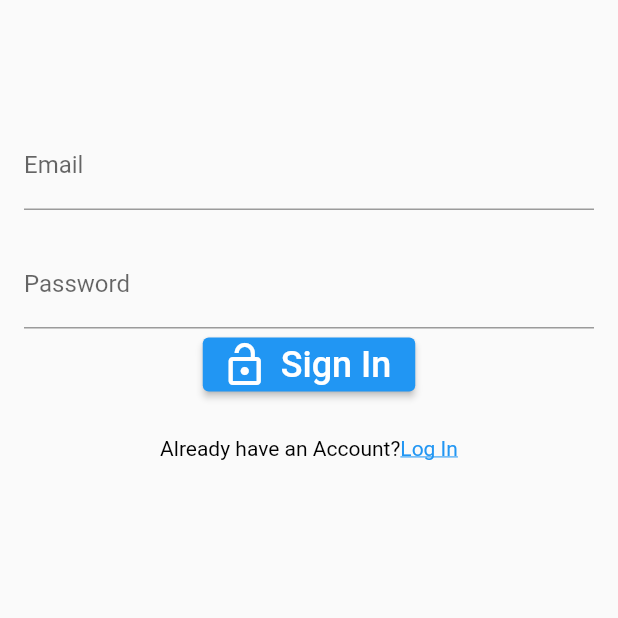
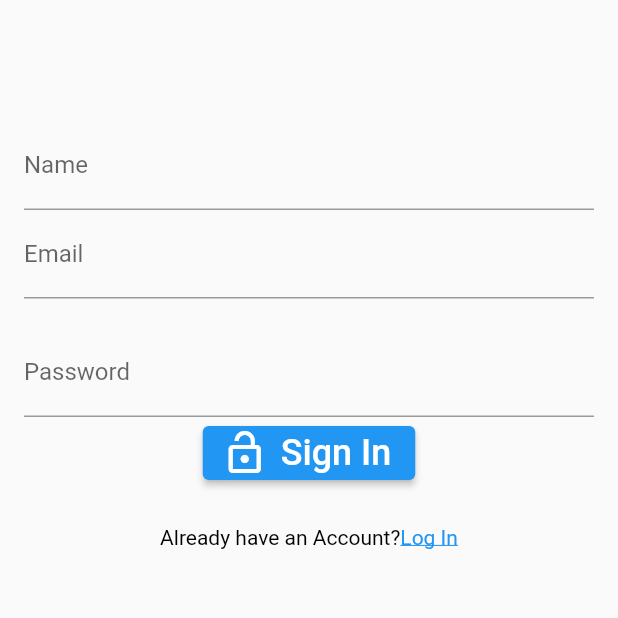
Before and after one commit to AbhishekSingh9582/book-shop, a Flutter app: the SignUpScreen screen opened directly with empty values, on a phone screen of 412 x 824 dp, the top half of it. Run offline on Flutter 3.47's test engine with Material 2 defaults, Android fonts, the phone set to English and light mode, and no system bars; our stand-ins replace cloud_firestore, email_validator, firebase_auth, firebase_core, shimmer; accounts and stored records are empty; network calls fail.

Commit message:
user details added and wishlist

```diff
--- a/lib/main.dart
+++ b/lib/main.dart
@@ -1,3 +1,4 @@
+import 'package:book_app/provider/user_Provider.dart';
 import 'package:book_app/screens/login_screen.dart';
 import 'package:firebase_core/firebase_core.dart';
 import 'package:firebase_auth/firebase_auth.dart';
@@ -21,6 +22,7 @@ class MyApp extends StatelessWidget {
   Widget build(BuildContext context) {
     return MultiProvider(
       providers: [
+        ChangeNotifierProvider(create: (context) => UserProvider()),
         ChangeNotifierProvider(create: (ctx) => BookProvider()),
       ],
       child: MaterialApp(
@@ -29,7 +31,6 @@ class MyApp extends StatelessWidget {
         theme: ThemeData(
             primarySwatch: Colors.blue,
             textTheme: const TextTheme(
-              //titleMedium: TextStyle(fontSize: 24, fontWeight: FontWeight.w800),
               headline1: TextStyle(fontSize: 15, fontWeight: FontWeight.w600),
               headline2: TextStyle(
                   fontSize: 17,
--- /dev/null
+++ b/lib/model/user.dart
@@ -0,0 +1,23 @@
+class Users {
+  String? name;
+  String? id;
+  String? email;
+  List<String>? wishList;
+
+  Users({this.name, this.email, this.id, this.wishList});
+  Users.fromJson(Map<String, dynamic> json) {
+    name = json['name'];
+    email = json['email'];
+    id = json['id'];
+    wishList = json['wishList'].cast<String>();
+  }
+
+  Map<String, dynamic> toJson() {
+    final Map<String, dynamic> data = Map<String, dynamic>();
+    data['name'] = name;
+    data['email'] = email;
+    data['id'] = id;
+    data['wishList'] = wishList;
+    return data;
+  }
+}
--- a/lib/screens/signup_screen.dart
+++ b/lib/screens/signup_screen.dart
@@ -2,6 +2,8 @@ import 'package:firebase_auth/firebase_auth.dart';
 import 'package:flutter/gestures.dart';
 import 'package:flutter/material.dart';
 import 'package:email_validator/email_validator.dart';
+import 'package:provider/provider.dart';
+import '../provider/user_Provider.dart';
 
 class SignUpScreen extends StatefulWidget {
   final VoidCallback onClickedSignUp;
@@ -12,15 +14,17 @@ class SignUpScreen extends StatefulWidget {
 }
 
 class _SignUpScreenState extends State<SignUpScreen> {
-  final emailController = TextEditingController();
-  final passwordController = TextEditingController();
+  final _emailController = TextEditingController();
+  final _passwordController = TextEditingController();
+  final _usernameController = TextEditingController();
   bool _isLoading = false;
   final formKey = GlobalKey<FormState>();
 
   @override
   void dispose() {
-    emailController.dispose();
-    passwordController.dispose();
+    _emailController.dispose();
+    _passwordController.dispose();
+    _usernameController.dispose();
     super.dispose();
   }
 
@@ -34,18 +38,25 @@ class _SignUpScreenState extends State<SignUpScreen> {
           child: Column(mainAxisAlignment: MainAxisAlignment.center, children: [
             const SizedBox(height: 65),
             TextFormField(
-              controller: emailController,
+              controller: _usernameController,
+              textInputAction: TextInputAction.next,
+              autovalidateMode: AutovalidateMode.onUserInteraction,
+              validator: ((name) => name == null ? 'Enter a username' : null),
+              decoration: const InputDecoration(labelText: 'Name'),
+            ),
+            TextFormField(
+              controller: _emailController,
               textInputAction: TextInputAction.next,
               autovalidateMode: AutovalidateMode.onUserInteraction,
               validator: (email) =>
-                  email != null && !EmailValidator.validate(email)
-                      ? 'Enter a valid email'
-                      : null,
+                  email != null && EmailValidator.validate(email)
+                      ? null
+                      : 'Enter a valid email',
               decoration: const InputDecoration(labelText: 'Email'),
             ),
             const SizedBox(height: 20),
             TextFormField(
-              controller: passwordController,
+              controller: _passwordController,
               textInputAction: TextInputAction.done,
               autovalidateMode: AutovalidateMode.onUserInteraction,
               validator: (password) => password != null && password.length < 6
@@ -67,17 +78,17 @@ class _SignUpScreenState extends State<SignUpScreen> {
                       style: TextStyle(fontSize: 24),
                     ),
                   ),
-            SizedBox(height: 24),
+            const SizedBox(height: 24),
             RichText(
                 text: TextSpan(
-                    style: TextStyle(color: Colors.black),
+                    style: const TextStyle(color: Colors.black),
                     text: 'Already have an Account?',
                     children: [
                   TextSpan(
                     recognizer: TapGestureRecognizer()
                       ..onTap = widget.onClickedSignUp,
                     text: 'Log In',
-                    style: TextStyle(
+                    style: const TextStyle(
                         decoration: TextDecoration.underline,
                         color: Colors.blue),
                   )
@@ -96,9 +107,14 @@ class _SignUpScreenState extends State<SignUpScreen> {
       _isLoading = true;
     });
     try {
-      await FirebaseAuth.instance.createUserWithEmailAndPassword(
-          email: emailController.text.trim(),
-          password: passwordController.text.trim());
+      await FirebaseAuth.instance
+          .createUserWithEmailAndPassword(
+              email: _emailController.text.trim(),
+              password: _passwordController.text.trim())
+          .then((value) {
+        Provider.of<UserProvider>(context, listen: false)
+            .createUser(_usernameController.text);
+      });
     } on FirebaseAuthException catch (e) {
       print(e);
     }
```
Also changed, not shown: lib/model/comment.dart (added, +24 -0 lines), lib/provider/book_provider.dart (+12 -24 lines), lib/provider/user_Provider.dart (added, +58 -0 lines), lib/screens/book_detail_screen.dart (+44 -37 lines), lib/screens/home.dart (+7 -1 lines), lib/screens/login_screen.dart (+11 -4 lines), lib/screens/wishlist_screen.dart (+7 -8 lines), lib/widgets/category_item.dart (+61 -67 lines).
